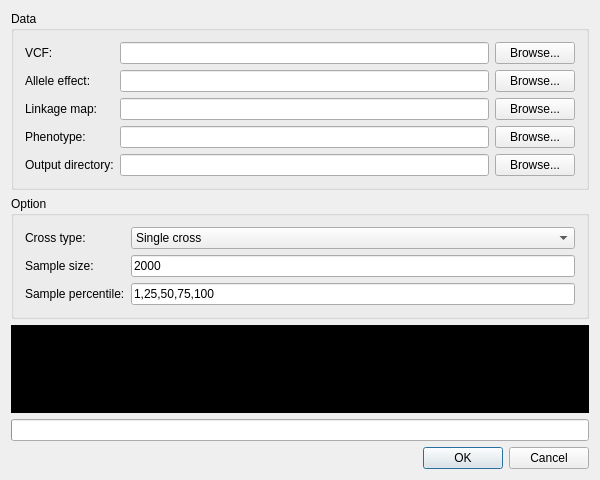
Before: the Qt Designer form gui/dialog.ui in njau-sri/cross, drawn with Qt 5.
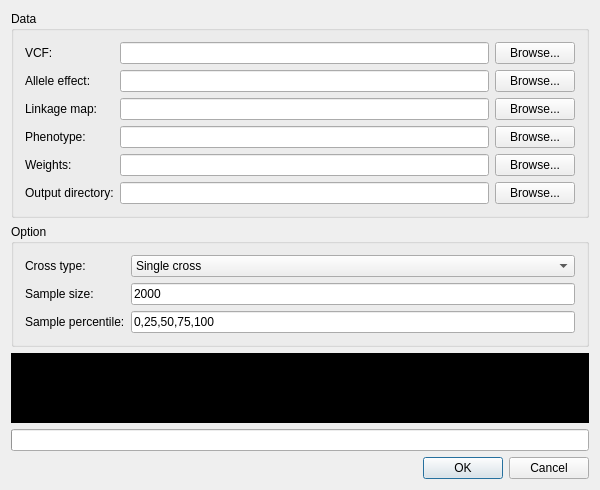
After: the same form once the commit is applied.

Commit message: Implemented composite trait GUI

The edit to the form file:
```diff
--- a/gui/dialog.ui
+++ b/gui/dialog.ui
@@ -74,8 +74,11 @@
       <item row="0" column="1">
        <widget class="QLineEdit" name="lineEditVcf"/>
       </item>
-      <item row="0" column="2">
-       <widget class="QPushButton" name="pushButtonVcf">
+      <item row="5" column="1">
+       <widget class="QLineEdit" name="lineEditWork"/>
+      </item>
+      <item row="5" column="2">
+       <widget class="QPushButton" name="pushButtonWork">
         <property name="text">
          <string>Browse...</string>
         </property>
@@ -88,18 +91,32 @@
         </property>
        </widget>
       </item>
-      <item row="4" column="0">
+      <item row="5" column="0">
        <widget class="QLabel" name="labelWork">
         <property name="text">
          <string>Output directory:</string>
         </property>
        </widget>
       </item>
+      <item row="0" column="2">
+       <widget class="QPushButton" name="pushButtonVcf">
+        <property name="text">
+         <string>Browse...</string>
+        </property>
+       </widget>
+      </item>
+      <item row="4" column="0">
+       <widget class="QLabel" name="labelWeight">
+        <property name="text">
+         <string>Weights:</string>
+        </property>
+       </widget>
+      </item>
       <item row="4" column="1">
-       <widget class="QLineEdit" name="lineEditWork"/>
+       <widget class="QLineEdit" name="lineEditWeight"/>
       </item>
       <item row="4" column="2">
-       <widget class="QPushButton" name="pushButtonWork">
+       <widget class="QPushButton" name="pushButtonWeight">
         <property name="text">
          <string>Browse...</string>
         </property>
@@ -164,7 +181,7 @@
       <item row="2" column="1">
        <widget class="QLineEdit" name="lineEditPct">
         <property name="text">
-         <string>1,25,50,75,100</string>
+         <string>0,25,50,75,100</string>
         </property>
        </widget>
       </item>
```
Left out of the diff: 53 changed lines with no effect on the pictures. The commit also changes 2 other files.
